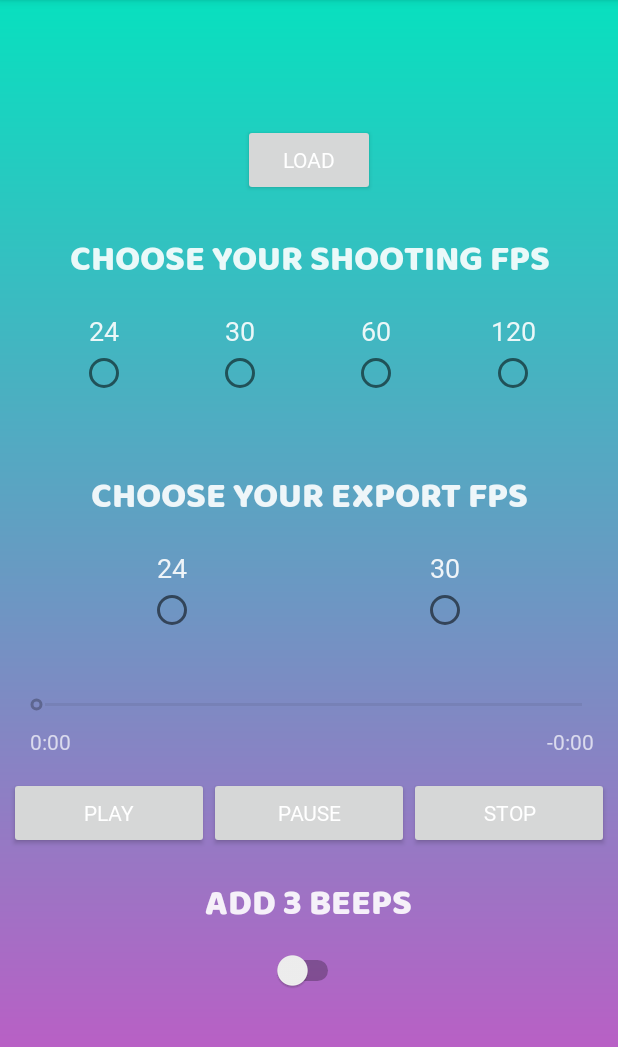
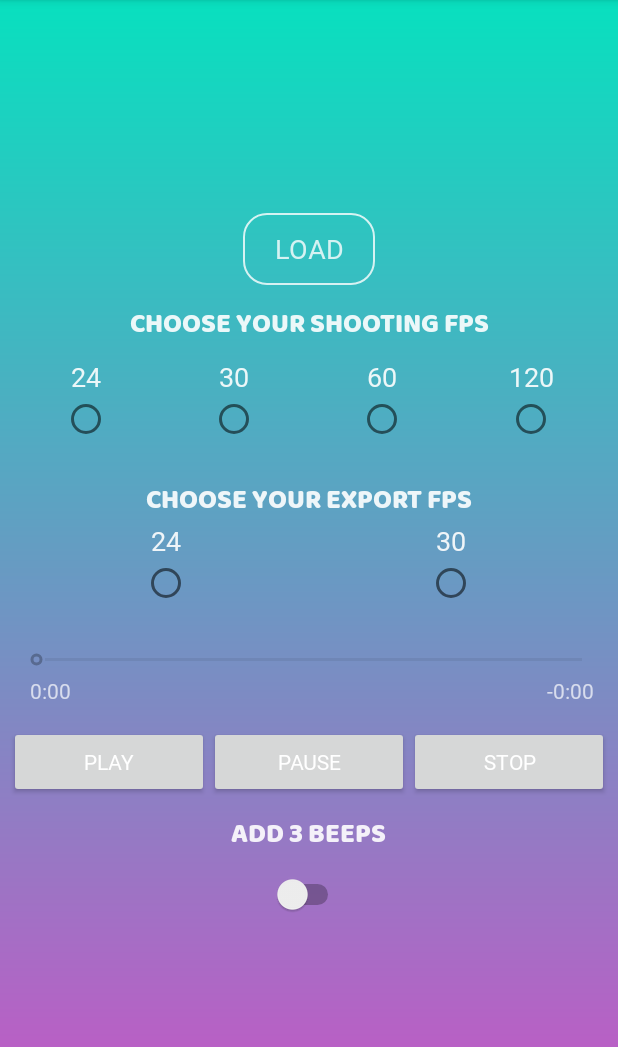
Before and after one commit to lirielgozi/SlowMo_Sync, an Android app: the screen it shows after launch (MainActivity), on a phone screen of 412 x 824 dp, the part 84-1131 px from its top. Run offline under Robolectric (Android 15) with nearby library versions, the phone set to English and light mode, and no system bars; Roboto replaces fonts that are not available here.

Commit message:
UI 18\1\2019 18:15

```diff
--- /dev/null
+++ b/app/src/main/res/drawable/ic_pause.xml
@@ -0,0 +1,4 @@
+<vector android:height="24dp" android:viewportHeight="612"
+    android:viewportWidth="612" android:width="24dp" xmlns:android="http://schemas.android.com/apk/res/android">
+    <path android:fillColor="#000" android:name="Forma 1" android:pathData="m250.2 199.8c10.1 0 18.4 8.2 18.4 18.4v189.7c0 10.1 -8.2 18.4 -18.4 18.4h-42.8c-10.1 0 -18.4 -8.2 -18.4 -18.4v-189.7c0 -10.1 8.2 -18.4 18.4 -18.4zm153 0c10.1 0 18.4 8.2 18.4 18.4v189.7c0 10.1 -8.2 18.4 -18.4 18.4h-42.8c-10.1 0 -18.4 -8.2 -18.4 -18.4v-189.7c0 -10.1 8.2 -18.4 18.4 -18.4zm-195.8 -12.2c-16.9 0 -30.6 13.7 -30.6 30.6v189.7c0 16.9 13.7 30.6 30.6 30.6h42.8c16.9 0 30.6 -13.7 30.6 -30.6v-189.7c0 -16.9 -13.7 -30.6 -30.6 -30.6zm153 0c-16.9 0 -30.6 13.7 -30.6 30.6v189.7c0 16.9 13.7 30.6 30.6 30.6h42.8c16.9 0 30.6 -13.7 30.6 -30.6v-189.7c0 -16.9 -13.7 -30.6 -30.6 -30.6zm-54.3 -175.3c162 0 293.8 131.8 293.8 293.8c0 162 -131.8 293.8 -293.8 293.8c-162 0 -293.8 -131.8 -293.8 -293.8c0 -162 131.8 -293.8 293.8 -293.8zm0 -12.2c-168.7 0 -306 137.3 -306 306c0 168.7 137.3 306 306 306c168.7 0 306 -137.3 306 -306c-0 -168.7 -137.3 -306 -306 -306z"/>
+</vector>
--- /dev/null
+++ b/app/src/main/res/drawable/ic_play_button.xml
@@ -0,0 +1,4 @@
+<vector android:height="24dp" android:viewportHeight="612"
+    android:viewportWidth="612" android:width="24dp" xmlns:android="http://schemas.android.com/apk/res/android">
+    <path android:fillColor="#000" android:name="Forma 1" android:pathData="m249.8 181.2c3.3 0 6.9 0.9 9.9 2.8l168 106.9c5.2 3.3 8.4 9 8.4 15.1c0 6.2 -3 11.8 -8.2 15.1l-167.9 106.8c-3 1.9 -6.6 2.8 -10.1 2.8c-3.2 0 -6.4 -0.7 -9.1 -2.2c-5.8 -3.2 -10.3 -9.1 -10.3 -15.7v-213.7c0 -6.6 4.5 -12.5 10.3 -15.7c2.7 -1.5 6.2 -2.2 9.1 -2.2zm-0 -12.3c-5.2 0 -10.4 1.3 -15 3.8c-9.8 5.4 -16.7 15.3 -16.7 26.4v213.7c0 11.2 6.9 21.1 16.7 26.4c4.6 2.5 10.1 3.8 15.1 3.8c5.6 0 11.4 -1.6 16.4 -4.8l168 -106.8c8.7 -5.6 14 -15.1 14 -25.4c0 -10.4 -5.2 -19.9 -13.9 -25.4l-167.9 -106.9c-5 -3.2 -10.9 -4.8 -16.7 -4.8zm56.2 -156.7c162 0 293.7 131.8 293.7 293.7c0 162 -131.8 293.7 -293.7 293.7c-162 0 -293.8 -131.8 -293.8 -293.7c0 -162 131.8 -293.7 293.8 -293.7zm0 -12.3c-168.7 0 -306 137.3 -306 306c0 168.7 137.3 306 306 306c168.7 0 306 -137.3 306 -306c0 -168.7 -137.3 -306 -306 -306z"/>
+</vector>
--- /dev/null
+++ b/app/src/main/res/drawable/ic_stop.xml
@@ -0,0 +1,4 @@
+<vector android:height="24dp" android:viewportHeight="612"
+    android:viewportWidth="612" android:width="24dp" xmlns:android="http://schemas.android.com/apk/res/android">
+    <path android:fillColor="#000" android:name="Forma 1" android:pathData="m398.2 201.3c10.1 0 18.4 8.2 18.4 18.4v183.6c0 10.1 -8.2 18.4 -18.4 18.4h-183.6c-10.1 0 -18.4 -8.2 -18.4 -18.4v-183.6c0 -10.1 8.2 -18.4 18.4 -18.4zm-183.6 -12.2c-16.9 0 -30.6 13.7 -30.6 30.6v183.6c0 16.9 13.7 30.6 30.6 30.6h183.6c16.9 0 30.6 -13.7 30.6 -30.6v-183.6c0 -16.9 -13.7 -30.6 -30.6 -30.6zm91.4 -176.8c162 0 293.8 131.8 293.8 293.8c0 162 -131.8 293.8 -293.8 293.8c-162 0 -293.8 -131.8 -293.8 -293.8c0 -162 131.8 -293.8 293.8 -293.8zm0 -12.2c-168.7 0 -306 137.3 -306 306c0 168.7 137.3 306 306 306c168.7 0 306 -137.3 306 -306c0 -168.7 -137.3 -306 -306 -306z"/>
+</vector>
--- /dev/null
+++ b/app/src/main/res/drawable/load_button_style.xml
@@ -0,0 +1,13 @@
+<?xml version="1.0" encoding="utf-8"?>
+<selector xmlns:android="http://schemas.android.com/apk/res/android">
+    <item>
+        <shape android:shape="rectangle" >
+            <corners android:radius="15dp"/>
+            <stroke android:color="#FFFFFF" android:width="1dp" />
+
+
+        </shape>
+
+    </item>
+
+</selector>
--- a/app/src/main/res/layout/activity_main.xml
+++ b/app/src/main/res/layout/activity_main.xml
@@ -14,17 +14,19 @@
         android:layout_width="wrap_content"
         android:layout_height="wrap_content"
         android:layout_gravity="center"
+        android:alpha="0.8"
+        android:background="@drawable/load_button_style"
         android:fontFamily="@font/baloo"
         android:text="LOAD"
-        android:textColor="@android:color/white" />
+        android:textColor="@android:color/white"
+        android:textSize="18sp" />
 
 
     <LinearLayout
         android:id="@+id/chooseyourfps_Layout"
         android:layout_width="match_parent"
         android:layout_height="wrap_content"
-        android:orientation="vertical"
-        android:padding="16dp">
+        android:orientation="vertical">
 
         <TextView
             android:id="@+id/importFPS_textView"
@@ -33,11 +35,11 @@
             android:alpha="0.9"
             android:fontFamily="@font/baloo_thambi"
             android:gravity="center"
-            android:padding="8dp"
+            android:paddingTop="12dp"
             android:text="Choose your shooting FPS"
             android:textAllCaps="true"
             android:textColor="@android:color/white"
-            android:textSize="24sp" />
+            android:textSize="18sp" />
 
         <RadioGroup
             android:id="@+id/radioGroup_import"
@@ -61,6 +63,7 @@
                 android:onClick="importFpsCheckBtn"
                 android:text="24"
                 android:textColor="@android:color/white"
+                android:buttonTint="@android:color/white"
                 android:textSize="18sp" />
 
             <RadioButton
@@ -125,11 +128,10 @@
             android:alpha="0.9"
             android:fontFamily="@font/baloo_thambi"
             android:gravity="center"
-            android:padding="8dp"
             android:text="Choose your export FPS"
             android:textAllCaps="true"
             android:textColor="@android:color/white"
-            android:textSize="24sp" />
+            android:textSize="18sp" />
 
         <RadioGroup
             android:id="@+id/radioGroup_export"
@@ -137,7 +139,7 @@
             android:layout_height="match_parent"
             android:orientation="horizontal"
 
-            android:padding="8dp">
+            >
 
             <RadioButton
                 android:id="@+id/btnExport24Fps"
@@ -185,9 +187,9 @@
             android:id="@+id/seekBar"
             android:layout_width="match_parent"
             android:layout_height="wrap_content"
-            android:padding="6dp"
-            android:enabled = "true"
-            android:layout_weight="1" />
+            android:layout_weight="1"
+            android:enabled="true"
+            android:padding="2dp" />
 
         <LinearLayout
             android:layout_width="match_parent"
@@ -255,12 +257,13 @@
             android:textColor="@android:color/white" />
 
     </LinearLayout>
+
     <LinearLayout
         android:layout_width="wrap_content"
         android:layout_height="wrap_content"
         android:layout_gravity="center"
         android:orientation="vertical"
-        android:padding="12dp">
+        android:padding="4dp">
 
         <TextView
             android:layout_width="wrap_content"
@@ -271,7 +274,7 @@
             android:text="Add 3 Beeps"
             android:textAllCaps="true"
             android:textColor="@android:color/white"
-            android:textSize="24sp" />
+            android:textSize="18sp" />
 
         <Switch
             android:id="@+id/addBeeps"
```
